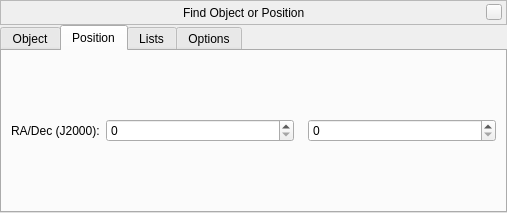
This is src/gui/searchDialogGui.ui in 519984307/stellarium_src as Qt 5 draws it before an edit. The edited form follows.
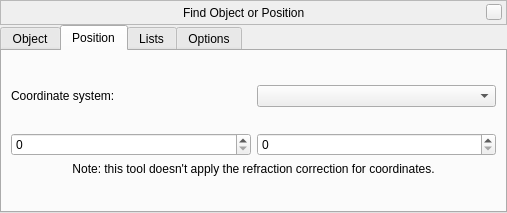
This is the edited form. The open tabs and pages were chosen to show the change. Custom widgets are drawn as their Qt base class.

Commit message: Extends search tool in the position mode up to 4 coordinate systems.

```diff
--- a/src/gui/searchDialogGui.ui
+++ b/src/gui/searchDialogGui.ui
@@ -678,16 +678,31 @@
        </property>
        <item>
         <widget class="QFrame" name="j2000Frame">
-         <layout class="QHBoxLayout" name="horizontalLayoutJ2000">
+         <layout class="QGridLayout" name="gridLayout_2">
+          <item row="0" column="0">
+           <spacer name="verticalSpacer">
+            <property name="orientation">
+             <enum>Qt::Vertical</enum>
+            </property>
+            <property name="sizeHint" stdset="0">
+             <size>
+              <width>20</width>
+              <height>40</height>
+             </size>
+            </property>
+           </spacer>
+          </item>
+          <item row="2" column="1">
+           <layout class="QVBoxLayout" name="AxisYLayout">
           <item>
-           <widget class="QLabel" name="raDecLabel">
+             <widget class="QLabel" name="AxisYLabel">
             <property name="text">
-             <string>RA/Dec (J2000):</string>
+               <string/>
             </property>
            </widget>
           </item>
           <item>
-           <widget class="AngleSpinBox" name="RAAngleSpinBox">
+             <widget class="AngleSpinBox" name="AxisYSpinBox">
             <property name="sizePolicy">
              <sizepolicy hsizetype="Expanding" vsizetype="Fixed">
               <horstretch>0</horstretch>
@@ -696,29 +711,63 @@
             </property>
            </widget>
           </item>
+           </layout>
+          </item>
+          <item row="1" column="0" colspan="2">
+           <layout class="QHBoxLayout" name="coordinateSystemLayout">
           <item>
-           <spacer name="horizontalSpacer">
+             <widget class="QLabel" name="coordinateSystemLabel">
+              <property name="text">
+               <string>Coordinate system:</string>
+              </property>
+             </widget>
+            </item>
+            <item>
+             <widget class="QComboBox" name="coordinateSystemComboBox"/>
+            </item>
+           </layout>
+          </item>
+          <item row="4" column="0">
+           <spacer name="verticalSpacer_2">
             <property name="orientation">
-             <enum>Qt::Horizontal</enum>
+             <enum>Qt::Vertical</enum>
             </property>
-            <property name="sizeType">
-             <enum>QSizePolicy::Fixed</enum>
-            </property>
             <property name="sizeHint" stdset="0">
              <size>
-              <width>8</width>
-              <height>8</height>
+              <width>20</width>
+              <height>40</height>
              </size>
             </property>
            </spacer>
           </item>
+          <item row="2" column="0">
+           <layout class="QVBoxLayout" name="AxisXLayout">
           <item>
-           <widget class="AngleSpinBox" name="DEAngleSpinBox">
+             <widget class="QLabel" name="AxisXLabel">
+              <property name="text">
+               <string/>
+              </property>
+             </widget>
+            </item>
+            <item>
+             <widget class="AngleSpinBox" name="AxisXSpinBox">
             <property name="sizePolicy">
              <sizepolicy hsizetype="Expanding" vsizetype="Fixed">
               <horstretch>0</horstretch>
               <verstretch>0</verstretch>
              </sizepolicy>
+              </property>
+             </widget>
+            </item>
+           </layout>
+          </item>
+          <item row="3" column="0" colspan="2">
+           <widget class="QLabel" name="noteLabel">
+            <property name="text">
+             <string>Note: this tool doesn't apply the refraction correction for coordinates.</string>
+            </property>
+            <property name="alignment">
+             <set>Qt::AlignCenter</set>
             </property>
            </widget>
           </item>
```
Left out of the diff: 2 changed lines with no effect on the pictures. Lines whose indentation alone changed are shown as unchanged. The commit also changes 2 other files.
